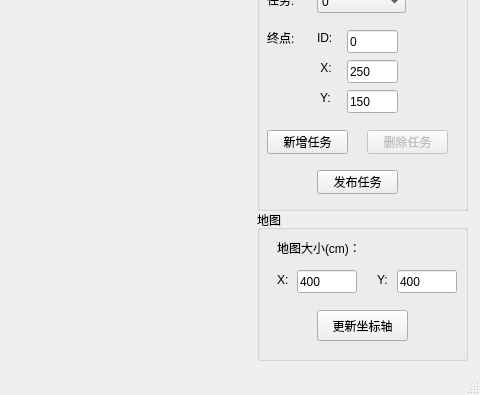
Before: the Qt Designer form mainwindow.ui in 0x5E0C/logistics, drawn with Qt 5; both pictures show x 553 to 1033 and y 360 to 755 of the 1033 by 755 pixel window.
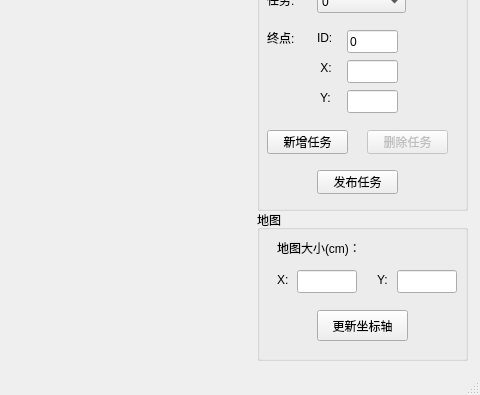
After: the same form once the commit is applied. Custom widgets are drawn as their Qt base class.

The edit to the form file:
```diff
--- a/mainwindow.ui
+++ b/mainwindow.ui
@@ -315,7 +315,7 @@
       </rect>
      </property>
      <property name="text">
-      <string>250</string>
+      <string/>
      </property>
     </widget>
     <widget class="QLineEdit" name="editEndY">
@@ -331,7 +331,7 @@
       </rect>
      </property>
      <property name="text">
-      <string>150</string>
+      <string/>
      </property>
     </widget>
     <widget class="QPushButton" name="deleteTaskButton">
@@ -473,7 +473,7 @@
       </rect>
      </property>
      <property name="text">
-      <string>400</string>
+      <string/>
      </property>
     </widget>
     <widget class="QLineEdit" name="editMapY">
@@ -486,7 +486,7 @@
       </rect>
      </property>
      <property name="text">
-      <string>400</string>
+      <string/>
      </property>
     </widget>
    </widget>
```
